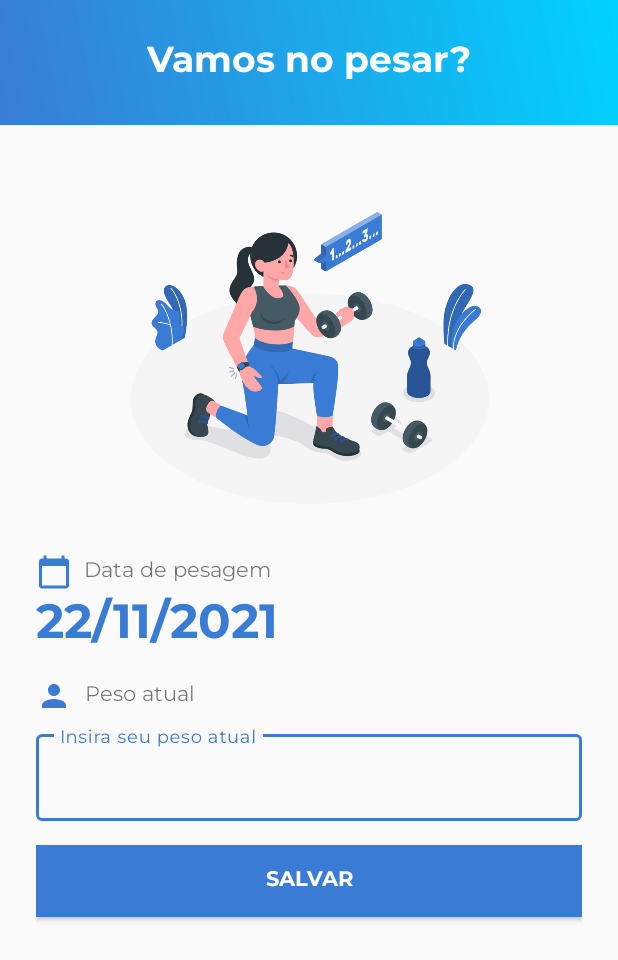
After one commit to ericknathan/imc.calc, an Android app: the WeightActivity screen opened directly, with no data from a screen before it, on a phone screen of 412 x 824 dp. The commit adds this screen. Shown: the top 960 px of the screen. Run offline under Robolectric (Android 15) with nearby library versions, the phone set to English and light mode, and no system bars.

Commit message:
Add weight page and fixed some bugs

```diff
--- a/app/src/main/java/com/example/imccalculator/ui/LoginActivity.kt
+++ b/app/src/main/java/com/example/imccalculator/ui/LoginActivity.kt
@@ -1,10 +1,8 @@
 package com.example.imccalculator.ui
 
-import android.content.Context
 import android.content.Intent
 import androidx.appcompat.app.AppCompatActivity
 import android.os.Bundle
-import android.util.Log
 import android.widget.*
 import com.example.imccalculator.R
 import com.example.imccalculator.utils.authenticateUser
--- /dev/null
+++ b/app/src/main/java/com/example/imccalculator/ui/WeightActivity.kt
@@ -0,0 +1,43 @@
+package com.example.imccalculator.ui
+
+import android.content.Context
+import android.content.Intent
+import android.os.Bundle
+import android.util.Log
+import android.widget.Button
+import android.widget.EditText
+import android.widget.TextView
+import android.widget.Toast
+import androidx.appcompat.app.AppCompatActivity
+import com.example.imccalculator.R
+import com.example.imccalculator.utils.convertLocalDateToString
+import java.time.LocalDate
+
+class WeightActivity : AppCompatActivity() {
+    override fun onCreate(savedInstanceState: Bundle?) {
+        super.onCreate(savedInstanceState)
+        setContentView(R.layout.activity_weight)
+
+        supportActionBar!!.hide()
+
+        var tvWeightDate = findViewById<TextView>(R.id.tv_weight_date)
+        tvWeightDate.text = convertLocalDateToString(LocalDate.now().toString())
+
+        var etWeight = findViewById<EditText>(R.id.edit_weight)
+
+        var btnSave = findViewById<Button>(R.id.button_save)
+        btnSave.setOnClickListener {
+            Log.d("xpto", "AAAAAAAAAAAAAAA")
+            val data = getSharedPreferences("user", Context.MODE_PRIVATE)
+
+            val editor = data.edit()
+            editor.putInt("weight-${LocalDate.now().toString()}", etWeight.text.toString().toInt())
+            editor.apply()
+
+            val openDashboardActivity = Intent(this, DashboardActivity::class.java)
+            startActivity(openDashboardActivity)
+
+            Toast.makeText(this, "Peso adicionado com sucesso", Toast.LENGTH_LONG).show()
+        }
+    }
+}
--- /dev/null
+++ b/app/src/main/res/drawable/calendar.xml
@@ -0,0 +1,10 @@
+<vector xmlns:android="http://schemas.android.com/apk/res/android"
+    android:width="24dp"
+    android:height="24dp"
+    android:viewportWidth="24"
+    android:viewportHeight="24"
+    android:tint="?attr/colorControlNormal">
+  <path
+      android:fillColor="@android:color/white"
+      android:pathData="M20,3h-1L19,1h-2v2L7,3L7,1L5,1v2L4,3c-1.1,0 -2,0.9 -2,2v16c0,1.1 0.9,2 2,2h16c1.1,0 2,-0.9 2,-2L22,5c0,-1.1 -0.9,-2 -2,-2zM20,21L4,21L4,8h16v13z"/>
+</vector>
--- a/app/src/main/res/layout/activity_dashboard.xml
+++ b/app/src/main/res/layout/activity_dashboard.xml
@@ -190,6 +190,7 @@
         android:orientation="vertical">
 
         <androidx.cardview.widget.CardView
+            android:id="@+id/btn_weight_now"
             android:layout_width="match_parent"
             android:layout_height="100dp"
             android:layout_marginBottom="12dp">
@@ -224,6 +225,7 @@
         </androidx.cardview.widget.CardView>
 
         <androidx.cardview.widget.CardView
+            android:id="@+id/btn_view_historic"
             android:layout_width="match_parent"
             android:layout_height="100dp"
             android:layout_marginBottom="12dp">
--- /dev/null
+++ b/app/src/main/res/layout/activity_weight.xml
@@ -0,0 +1,100 @@
+<?xml version="1.0" encoding="utf-8"?>
+<LinearLayout xmlns:android="http://schemas.android.com/apk/res/android"
+    xmlns:app="http://schemas.android.com/apk/res-auto"
+    xmlns:tools="http://schemas.android.com/tools"
+    android:layout_width="match_parent"
+    android:layout_height="match_parent"
+    tools:context=".ui.WeightActivity"
+    android:orientation="vertical">
+
+    <LinearLayout
+        android:layout_width="match_parent"
+        android:layout_height="wrap_content"
+        android:padding="24dp"
+        android:orientation="vertical"
+        android:background="@drawable/activity_background">
+
+        <TextView
+            android:id="@+id/tv_name"
+            android:layout_width="wrap_content"
+            android:layout_height="wrap_content"
+            android:text="Vamos no pesar?"
+            android:layout_gravity="center"
+            android:textSize="24sp"
+            android:textColor="@color/white"
+            android:fontFamily="@font/montserrat_bold"
+            />
+
+    </LinearLayout>
+
+    <LinearLayout
+        android:layout_width="match_parent"
+        android:layout_height="match_parent"
+        android:padding="24dp"
+        android:orientation="vertical">
+
+        <ImageView
+            android:layout_width="match_parent"
+            android:layout_height="250dp"
+            android:src="@drawable/exercise_illustration" />
+
+        <TextView
+            android:layout_width="wrap_content"
+            android:layout_height="wrap_content"
+            android:layout_marginTop="12dp"
+            android:drawableStart="@drawable/calendar"
+            android:drawablePadding="8dp"
+            android:drawableTint="@color/colorPrimary"
+            android:fontFamily="@font/montserrat"
+            android:gravity="center"
+            android:text="Data de pesagem" />
+
+        <TextView
+            android:id="@+id/tv_weight_date"
+            android:layout_width="wrap_content"
+            android:layout_height="wrap_content"
+            android:text="__/__/____"
+            android:fontFamily="@font/montserrat_bold"
+            android:textSize="32sp"
+            android:textColor="@color/colorPrimary"
+            />
+
+        <TextView
+            android:layout_width="wrap_content"
+            android:layout_height="wrap_content"
+            android:layout_marginTop="12dp"
+            android:drawableStart="@drawable/person"
+            android:drawablePadding="8dp"
+            android:drawableTint="@color/colorPrimary"
+            android:fontFamily="@font/montserrat"
+            android:gravity="center"
+            android:text="Peso atual" />
+
+        <com.google.android.material.textfield.TextInputLayout
+            android:id="@+id/til_email"
+            android:layout_width="match_parent"
+            android:layout_height="wrap_content"
+            style="@style/Widget.MaterialComponents.TextInputLayout.OutlinedBox"
+            android:layout_marginTop="8dp">
+
+            <EditText
+                android:id="@+id/edit_weight"
+                android:layout_width="match_parent"
+                android:layout_height="wrap_content"
+                android:inputType="numberDecimal"
+                android:hint="Insira seu peso atual"
+                android:fontFamily="@font/montserrat"/>
+        </com.google.android.material.textfield.TextInputLayout>
+
+        <Button
+            android:id="@+id/button_save"
+            android:layout_width="match_parent"
+            android:layout_height="wrap_content"
+            android:text="Salvar"
+            android:background="@color/colorPrimary"
+            android:textColor="@color/white"
+            android:layout_marginTop="16dp"
+            android:fontFamily="@font/montserrat_bold"/>
+
+    </LinearLayout>
+</LinearLayout>
```
Also changed, not shown: app/src/main/AndroidManifest.xml (+5 -3 lines), app/src/main/java/com/example/imccalculator/ui/DashboardActivity.kt (+23 -7 lines), app/src/main/java/com/example/imccalculator/ui/HistoricActivity.kt (added, +22 -0 lines), app/src/main/java/com/example/imccalculator/utils/DateFormatter.kt (+5 -3 lines), app/src/main/res/layout/activity_historic.xml (added, +90 -0 lines), app/src/main/res/drawable-v24/exercise_illustration.png (added).
